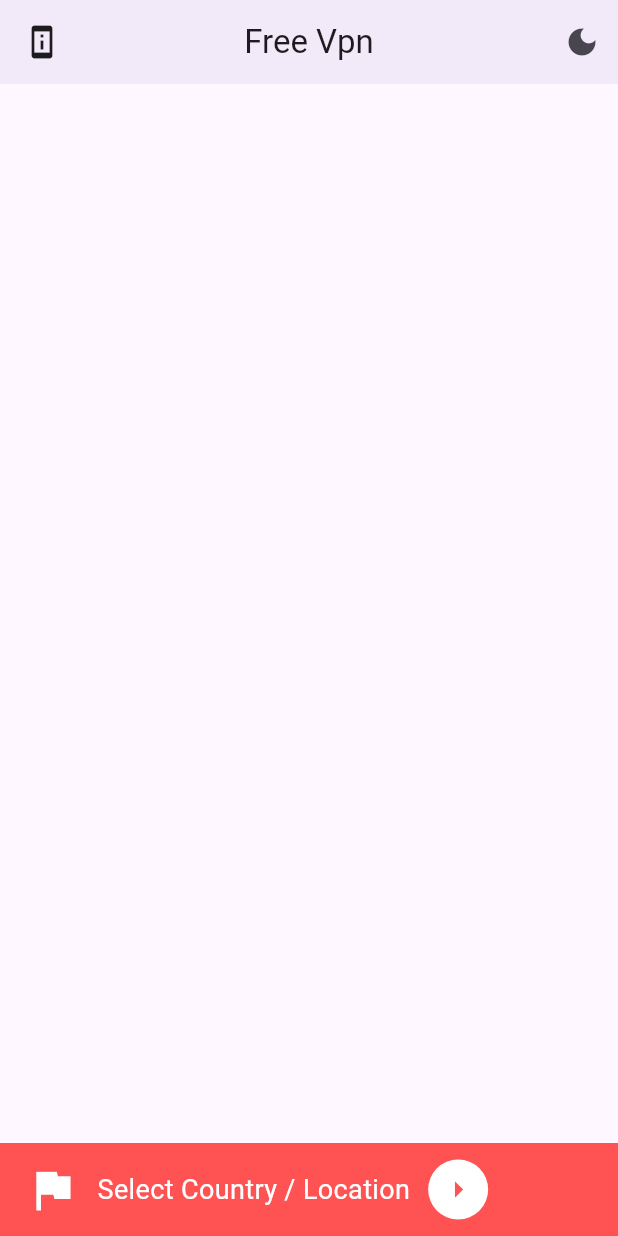
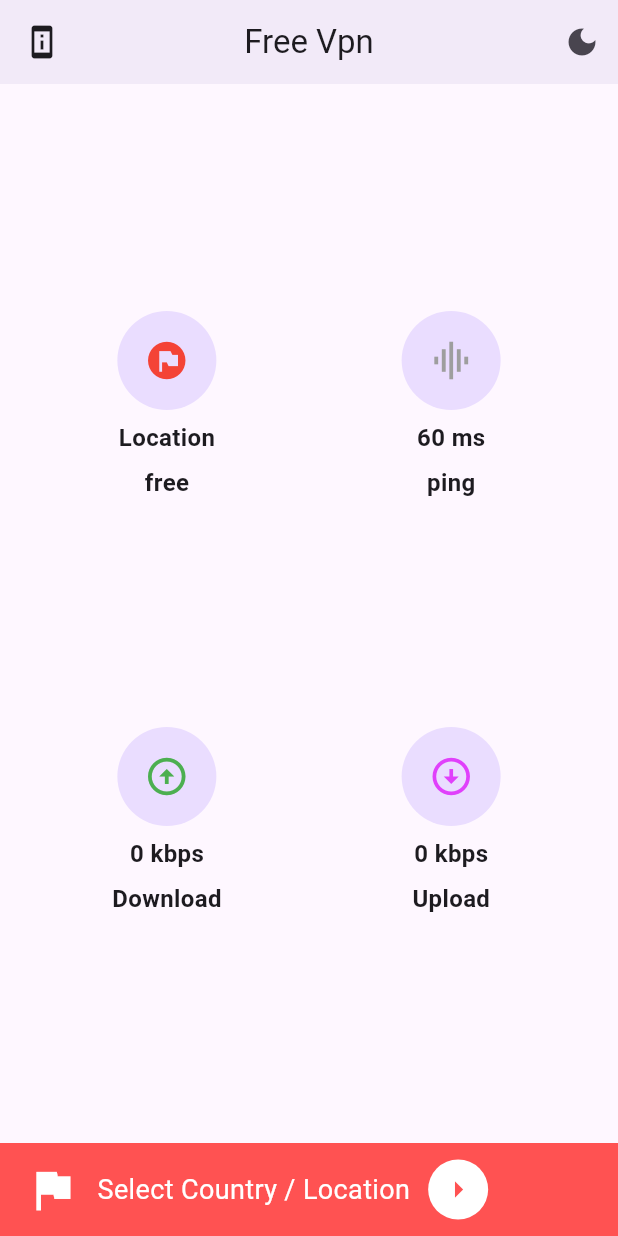
Before and after one commit to faresarar/twinsy_vpn, a Flutter app: the screen it shows after launch, on a phone screen of 412 x 824 dp. Run offline on Flutter 3.47's test engine with Material 3 defaults, Android fonts, the light colour scheme and no system bars; our stand-ins replace get, hive, hive_flutter; accounts and stored records are empty.

Commit message:
use custom_rounded_widget.dart in home_screen.dart

```diff
--- a/lib/screens/home_screen.dart
+++ b/lib/screens/home_screen.dart
@@ -1,7 +1,9 @@
 import 'package:flutter/material.dart';
 import 'package:get/get.dart';
+import 'package:twinsy_vpn/widgets/custom_rounded_widget.dart';
 import '../App Preferences/app_preferences.dart';
 import '../widgets/location_selection.dart';
+
 class HomeScreen extends StatelessWidget {
   const HomeScreen({super.key});
 
@@ -21,9 +23,48 @@ class HomeScreen extends StatelessWidget {
               Get.changeThemeMode(
                 AppPreferences.isDarkMode ? ThemeMode.light : ThemeMode.dark,
               );
-              AppPreferences.isDarkMode =! AppPreferences.isDarkMode;
+              AppPreferences.isDarkMode = !AppPreferences.isDarkMode;
             },
             icon: Icon(Icons.dark_mode),
+          ),
+        ],
+      ),
+      body: Column(
+        mainAxisAlignment: MainAxisAlignment.spaceEvenly,
+        children: [
+          Row(
+            mainAxisAlignment: MainAxisAlignment.center,
+            children: [
+              CustomRoundedWidget(
+                titleText: "Location",
+                subTitleText: "free",
+                color: Colors.red,
+                iconData: Icons.flag_circle,
+              ),
+              CustomRoundedWidget(
+                titleText: "60 ms",
+                subTitleText: "ping",
+                color: Colors.grey,
+                iconData: Icons.graphic_eq,
+              ),
+            ],
+          ),
+          Row(
+            mainAxisAlignment: MainAxisAlignment.center,
+            children: [
+              CustomRoundedWidget(
+                titleText: "0 kbps",
+                subTitleText: "Download",
+                color: Colors.green,
+                iconData: Icons.arrow_circle_up_outlined,
+              ),
+              CustomRoundedWidget(
+                titleText: "0 kbps",
+                subTitleText: "Upload",
+                color: Colors.purpleAccent,
+                iconData: Icons.arrow_circle_down_outlined,
+              ),
+            ],
           ),
         ],
       ),
```
